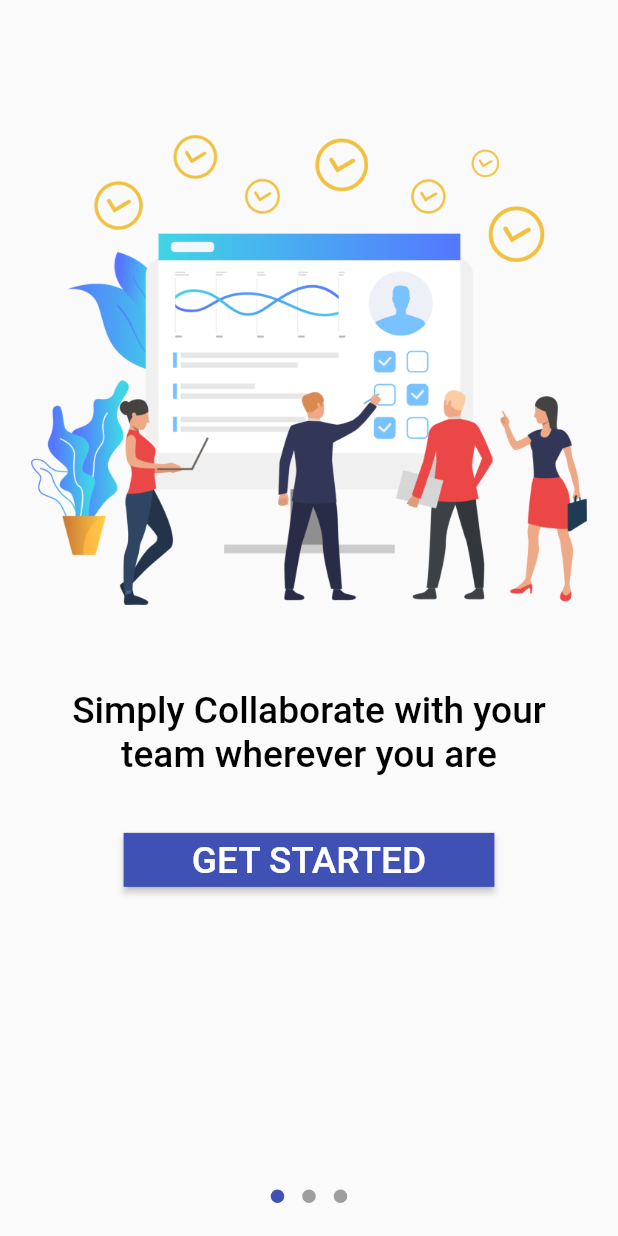
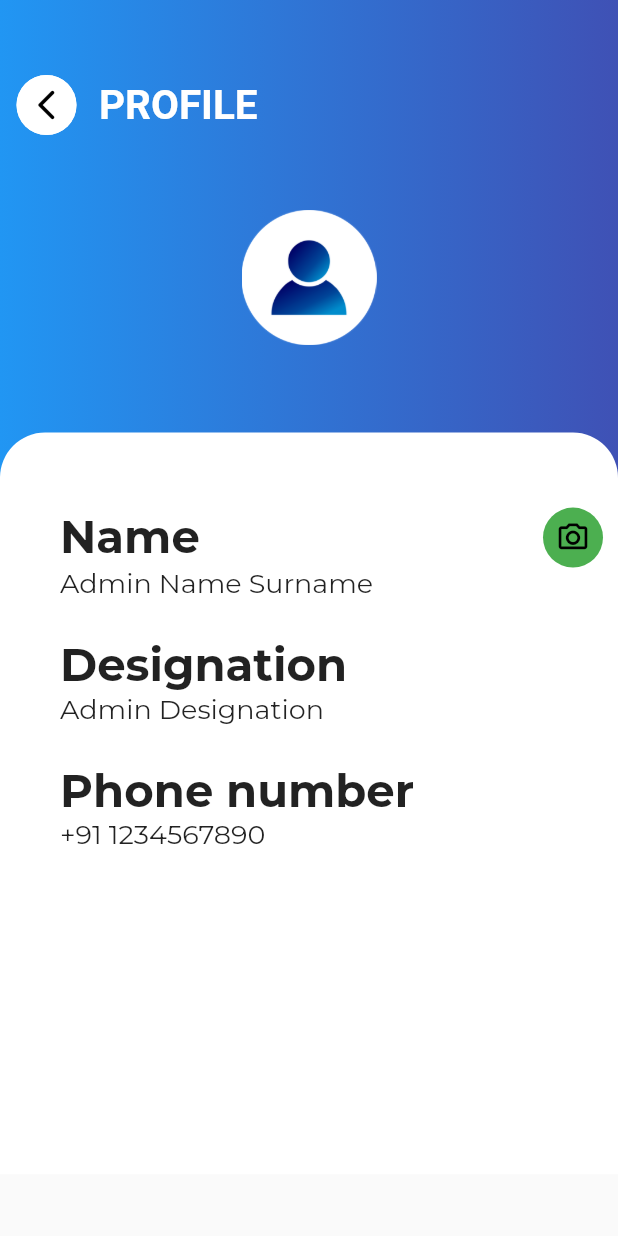
Before and after one commit to shivamkushwah47/task-management, a Flutter app: the screen it shows after launch, on a phone screen of 412 x 824 dp. Run offline on Flutter 3.47's test engine with Material 2 defaults, Android fonts, the phone set to English and light mode, and no system bars; drawn by our look-alikes of introduction_screen; our stand-ins replace animated_splash_screen, awesome_dialog, cloud_firestore, connectivity_plus, email_validator, firebase_auth and 9 more; missing offline and left inert: fl_country_code_picker; accounts and stored records are empty.

Commit message:
profile page

```diff
--- a/lib/core/get_pages.dart
+++ b/lib/core/get_pages.dart
@@ -16,6 +16,8 @@ import 'package:visiter_app/feature/splash/binding/splash_binding.dart';
 import 'package:visiter_app/feature/splash/view/splash_view.dart';
 import '../feature/Forgot_pass/binding/Forgot_binding.dart';
 import '../feature/Forgot_pass/view/Forgot_view.dart';
+import '../feature/profile/binding/profile_binding.dart';
+import '../feature/profile/view/profile_view.dart';
 
 List<GetPage> allpages = [
   GetPage(name: Routes.splash, page: () => SplashView(), binding: SplashBinding()),
@@ -26,4 +28,5 @@ List<GetPage> allpages = [
   GetPage(name: Routes.otp, page: () => OtpView(), binding: OtpBinding()),
   GetPage(name: Routes.register, page: () => RegisterView(), binding: RegisterBinding()),
   GetPage(name: Routes.CreateTask, page: () => CreateTaskView(), binding: CreateTaskBinding()),
+  GetPage(name: Routes.profile, page: () => ProfileView(), binding: ProfileBinding()),
 ];
--- a/lib/core/routes.dart
+++ b/lib/core/routes.dart
@@ -7,4 +7,5 @@ class Routes {
   static String otp = "/otp_view.dart";
   static String register = "/register_view.dart";
   static String CreateTask = "/create_task_view.dart";
+  static String profile = "/profile_view.dart";
 }
--- a/lib/feature/admin_create_task/view/create_task_view.dart
+++ b/lib/feature/admin_create_task/view/create_task_view.dart
@@ -125,8 +125,6 @@ mainAxisAlignment: MainAxisAlignment.spaceBetween,
                                 ),
                               ),
                             ),
-
-
                           ],
                         ),
                       ),
@@ -137,7 +135,6 @@ mainAxisAlignment: MainAxisAlignment.spaceBetween,
                       width: Get.width * .9,
                       height: Get.height * .55,
                       child: Container(
-
                           child: Padding(
                             padding: const EdgeInsets.all(0.0),
                             child: Column(
--- /dev/null
+++ b/lib/feature/profile/binding/profile_binding.dart
@@ -0,0 +1,12 @@
+import 'package:get/get.dart';
+import 'package:get/get_core/src/get_main.dart';
+import 'package:visiter_app/feature/profile/controller/profile_controller.dart';
+
+class ProfileBinding extends Bindings{
+  @override
+  void dependencies() {
+    Get.put(ProfileController());
+
+  }
+
+}
--- /dev/null
+++ b/lib/feature/profile/controller/profile_controller.dart
@@ -0,0 +1,4 @@
+import 'package:get/get_state_manager/src/simple/get_controllers.dart';
+
+class ProfileController extends GetxController {
+}
--- /dev/null
+++ b/lib/feature/profile/view/profile_view.dart
@@ -0,0 +1,243 @@
+import 'package:flutter/material.dart';
+import 'package:flutter/src/widgets/framework.dart';
+import 'package:get/get.dart';
+import 'package:google_fonts/google_fonts.dart';
+import 'package:visiter_app/feature/profile/controller/profile_controller.dart';
+
+class ProfileView extends GetView<ProfileController> {
+  @override
+  Widget build(BuildContext context) {
+    // TODO: implement build
+
+    return Scaffold(
+      resizeToAvoidBottomInset: false,
+      body: GestureDetector(
+        onTap: () => Get.focusScope!.unfocus(),
+        child: Container(
+          child: Column(
+            children: [
+              SizedBox(
+                height: Get.height,
+                child: Stack(
+                  children: [
+                    Positioned(
+                      child: Container(
+                        width: Get.width,
+                        height: Get.height * 0.45,
+                        decoration: const BoxDecoration(
+                          gradient: LinearGradient(
+                              colors: [Colors.blue, Colors.indigo]),
+                          borderRadius: BorderRadius.only(
+                              bottomLeft: Radius.circular(30),
+                              bottomRight: Radius.circular(30)),
+                          color: Colors.red,
+                        ),
+                        child: Column(
+                          children: [
+                            SizedBox(
+                              height: Get.height * 0.17,
+                              child: Row(
+                                crossAxisAlignment: CrossAxisAlignment.center,
+                                children: [
+                                  Padding(
+                                    padding: EdgeInsetsDirectional.fromSTEB(11, 0, 15, 0),
+                                    child: CircleAvatar(
+                                      backgroundColor: Colors.white,
+                                      child: IconButton(
+                                          onPressed: () {},
+                                          icon: const Icon(
+                                            Icons.arrow_back_ios_new_rounded,
+                                            color: Colors.black,
+                                          )),
+                                    ),
+                                  ),
+                                  const Text(
+                                    'PROFILE',
+                                    style: TextStyle(
+                                        color: Colors.white,
+                                        fontSize: 27,
+                                        fontWeight: FontWeight.w600),
+                                  )
+                                ],
+                              ),
+                            ),
+                            Image.asset(
+                              'assets/Image/profile.png',
+                              height: 90,
+                            )
+                          ],
+                        ),
+                      ),
+                    ),
+                    Positioned(
+
+                        bottom: Get.height * .05,
+                        width: Get.width * 1,
+                        height: Get.height * .6,
+                        child: Container(
+                          decoration: const BoxDecoration(
+                            color: Colors.white,
+                            borderRadius: BorderRadius.only(
+                                topLeft: Radius.circular(30),
+                                topRight: Radius.circular(30)),
+                          ),
+
+
+                     //  widget ListProfile(String text1, String text2){
+                      // return Container(
+                // const SizedBox(width: 24,),
+                // ListProfile(String text1, String text2){
+                      //   Container(
+
+
+
+                         child: Padding(
+                           padding: EdgeInsets.fromLTRB(40, 50, 10, 10),
+                           child: Column(
+                             mainAxisAlignment: MainAxisAlignment.start,
+                             crossAxisAlignment: CrossAxisAlignment.start,
+                             children:  [
+                               Row(
+                                 mainAxisAlignment: MainAxisAlignment.spaceBetween,
+                                 children: [
+                                   Text(
+                                     "Name",
+                                     style: TextStyle(
+                                       color: Colors.black87,
+                                       fontFamily: "Montserrat",
+                                       fontSize: 30,
+                                       fontWeight: FontWeight.bold,
+                                     ),
+                                   ),
+                               SizedBox(
+                                 // height: Get.height * 0.17,
+                                     child: (
+                                       CircleAvatar(
+                                         backgroundColor: Colors.green ,   radius:20 ,
+                                         child: IconButton(
+                                             onPressed: () {},
+                                             icon: const Icon(
+                                               Icons.camera_alt_outlined,size: 23,
+                                               color: Colors.black,
+                                             )),
+                                       )
+                                     ),
+                               ),
+                                 ],
+                               ),
+
+                               Text(
+                                   "Admin Name Surname",
+                                   style: TextStyle(
+                                     color: Colors.black87,
+                                     fontFamily: "Montserrat",
+                                     fontSize: 18,
+                                   ),
+                               ),
+
+
+
+
+
+                               SizedBox(
+                                 height: Get.height*0.03,
+                               ),
+                               Text(
+                                 "Designation",
+                                 style: TextStyle(
+                                   color: Colors.black87,
+                                   fontFamily: "Montserrat",
+                                   fontSize: 30,
+                                   fontWeight: FontWeight.bold,
+                                 ),
+                               ),
+                               Text(
+                                 "Admin Designation",
+                                 style: TextStyle(
+                                   color: Colors.black87,
+                                   fontFamily: "Montserrat",
+                                   fontSize: 18,
+                                 ),
+                               ),
+                               SizedBox(
+                                 height: Get.height*0.03,
+                               ),
+                               Text(
+                                 "Phone number",
+                                 style: TextStyle(
+                                   color: Colors.black87,
+                                   fontFamily: "Montserrat",
+                                   fontSize: 30,
+                                   fontWeight: FontWeight.bold,
+                                 ),
+                               ),
+                               Text(
+                                 "+91 1234567890",
+                                 style: TextStyle(
+                                   color: Colors.black87,
+                                   fontFamily: "Montserrat",
+                                   fontSize: 18,
+                                 ),
+                               ),
+                               ]
+                           ),
+                         ),),),
+
+
+
+
+
+
+
+
+    SizedBox(
+    height: Get.height * 0.17,
+    child: Row(
+    crossAxisAlignment: CrossAxisAlignment.center,
+    children: [
+     // marginAll(22),
+    Padding(
+    padding: EdgeInsetsDirectional.fromSTEB(11, 0, 15, 0),
+    child: CircleAvatar(
+    backgroundColor: Colors.white ,
+    child: IconButton(
+    onPressed: () {},
+    icon: const Icon(
+    Icons.arrow_back_ios_new_rounded,
+    color: Colors.black,
+    )),
+    ),
+    ),
+       ] ),),
+
+
+
+
+
+                          //    const SizedBox(width: 24,),
+                     //   ListProfile("Name", "Admin Name Surname"),
+                     // ListProfile("Designation", "Admin Designation"),
+                     // ListProfile("Phone Number", "+91 1234567890"),
+                        //  const SizedBox(height: 16,),
+                        //    Container(
+                        //      width: double.infinity,
+                        //      margin: EdgeInsets.only(top: 20),
+                        //  )
+                        //  child: Row(
+                        //  crossAxisAlignment: CrossAxisAlignment.center,
+                        //    children: [])
+                             // SizedBox(height: 60,),
+
+
+
+
+                  ],
+                ),
+              ),
+            ],
+          ),
+        ),
+      ),
+    );
+  }
+}
--- a/lib/main.dart
+++ b/lib/main.dart
@@ -1,4 +1,4 @@
-import 'package:firebase_core/firebase_core.dart';
+ import 'package:firebase_core/firebase_core.dart';
 import 'package:flutter/material.dart';
 import 'package:get/get.dart';
 import 'package:get_storage/get_storage.dart';
@@ -20,7 +20,7 @@ class MyApp extends StatelessWidget {
   Widget build(BuildContext context) {
     return GetMaterialApp(
       debugShowCheckedModeBanner: false,
-      initialRoute: Routes.splash,
+      initialRoute: Routes.profile,
       getPages: allpages,
     );
   }
```
Also changed, not shown: lib/feature/signup/view/signup_view.dart (+22 -0 lines), assets/Icon/profile.png (added), assets/Image/profile.png (added).
